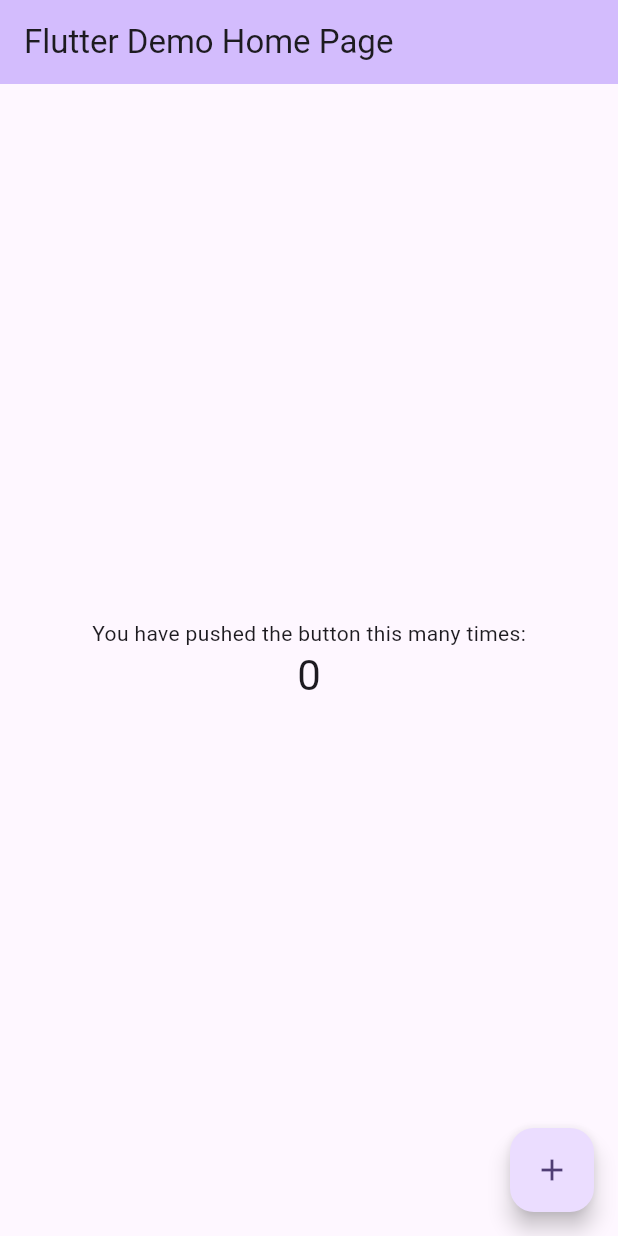
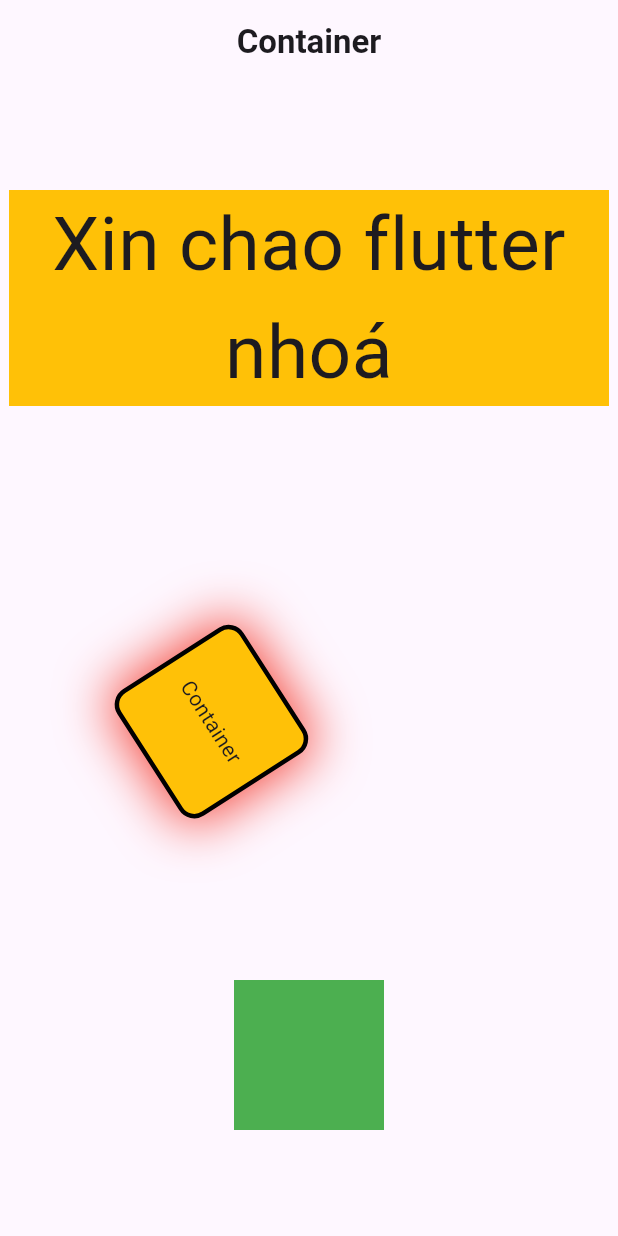
Before and after one commit to khuyendttmi/Flutter_Training, a Flutter app: the screen it shows after launch, on a phone screen of 412 x 824 dp. Run offline on Flutter 3.47's test engine with Material 3 defaults, Android fonts, the phone set to English and light mode, and no system bars.

Commit message:
[Task] StatelessWidget, StatefullWidget, SafeArea và Container

```diff
--- /dev/null
+++ b/lib/khuyendt/flutter/container.dart
@@ -0,0 +1,60 @@
+import 'package:flutter/material.dart';
+
+class MyContainer extends StatelessWidget {
+  const MyContainer({super.key});
+
+  @override
+  Widget build(BuildContext context) {
+    return Scaffold(
+      appBar: AppBar(title: Center(child: Text('Container', style: TextStyle(fontWeight: FontWeight.bold)))),
+      body: SafeArea(child: Center(
+        child: Column(
+          mainAxisAlignment: MainAxisAlignment.spaceAround,
+          children: [
+            Container(
+              color: Colors.amber,
+              constraints: BoxConstraints(
+                maxHeight: 500,
+                maxWidth: 400
+              ),
+              // alignment: Alignment.center,
+              child: Text('Xin chao flutter nhoá', style: TextStyle(fontSize: 50),textDirection: TextDirection.ltr,textAlign: TextAlign.center,),
+
+
+            ),
+            // container được dùng để trang trí hoặc căn chỉnh một widget con
+            Container(
+              height: 100,
+              width: 100,
+              decoration: BoxDecoration(
+                color: Colors.amber,
+                border: Border.all(width: 3, color: Colors.black),
+                shape: BoxShape.rectangle, // circle : borderRadius : null
+                borderRadius: BorderRadius.circular(12),
+                boxShadow: [
+                  BoxShadow(
+                    color: Colors.red,
+                    spreadRadius: 3,
+                    blurRadius: 30,
+                    // offset: Offset(0, 4)
+                  )
+                ]
+              ),
+              alignment: Alignment(0, 0),// điều chỉnh vị trí theo toạ độ
+              transform: Matrix4.rotationZ(1),
+              child: Text('Container'),
+            ),
+            Container(
+              color: Colors.green,
+              child: SizedBox(
+                width: 100,
+                height: 100,
+              ),
+
+            ),
+          ],
+        ),
+      )),
+    );
+  }
+}
--- a/lib/main.dart
+++ b/lib/main.dart
@@ -1,4 +1,5 @@
 import 'package:flutter/material.dart';
+import 'package:flutter_training/khuyendt/flutter/container.dart';
 
 void main() {
   runApp(const MyApp());
@@ -6,117 +7,15 @@ void main() {
 
 class MyApp extends StatelessWidget {
   const MyApp({super.key});
-
-  // This widget is the root of your application.
   @override
   Widget build(BuildContext context) {
     return MaterialApp(
       title: 'Flutter Demo',
+      debugShowCheckedModeBanner: false,
       theme: ThemeData(
-        // This is the theme of your application.
-        //
-        // TRY THIS: Try running your application with "flutter run". You'll see
-        // the application has a purple toolbar. Then, without quitting the app,
-        // try changing the seedColor in the colorScheme below to Colors.green
-        // and then invoke "hot reload" (save your changes or press the "hot
-        // reload" button in a Flutter-supported IDE, or press "r" if you used
-        // the command line to start the app).
-        //
-        // Notice that the counter didn't reset back to zero; the application
-        // state is not lost during the reload. To reset the state, use hot
-        // restart instead.
-        //
-        // This works for code too, not just values: Most code changes can be
-        // tested with just a hot reload.
         colorScheme: ColorScheme.fromSeed(seedColor: Colors.deepPurple),
       ),
-      home: const MyHomePage(title: 'Flutter Demo Home Page'),
+      home: MyContainer()
     );
   }
 }
-
-class MyHomePage extends StatefulWidget {
-  const MyHomePage({super.key, required this.title});
-
-  // This widget is the home page of your application. It is stateful, meaning
-  // that it has a State object (defined below) that contains fields that affect
-  // how it looks.
-
-  // This class is the configuration for the state. It holds the values (in this
-  // case the title) provided by the parent (in this case the App widget) and
-  // used by the build method of the State. Fields in a Widget subclass are
-  // always marked "final".
-
-  final String title;
-
-  @override
-  State<MyHomePage> createState() => _MyHomePageState();
-}
-
-class _MyHomePageState extends State<MyHomePage> {
-  int _counter = 0;
-
-  void _incrementCounter() {
-    setState(() {
-      // This call to setState tells the Flutter framework that something has
-      // changed in this State, which causes it to rerun the build method below
-      // so that the display can reflect the updated values. If we changed
-      // _counter without calling setState(), then the build method would not be
-      // called again, and so nothing would appear to happen.
-      _counter++;
-    });
-  }
-
-  @override
-  Widget build(BuildContext context) {
-    // This method is rerun every time setState is called, for instance as done
-    // by the _incrementCounter method above.
-    //
-    // The Flutter framework has been optimized to make rerunning build methods
-    // fast, so that you can just rebuild anything that needs updating rather
-    // than having to individually change instances of widgets.
-    return Scaffold(
-      appBar: AppBar(
-        // TRY THIS: Try changing the color here to a specific color (to
-        // Colors.amber, perhaps?) and trigger a hot reload to see the AppBar
-        // change color while the other colors stay the same.
-        backgroundColor: Theme.of(context).colorScheme.inversePrimary,
-        // Here we take the value from the MyHomePage object that was created by
-        // the App.build method, and use it to set our appbar title.
-        title: Text(widget.title),
-      ),
-      body: Center(
-        // Center is a layout widget. It takes a single child and positions it
-        // in the middle of the parent.
-        child: Column(
-          // Column is also a layout widget. It takes a list of children and
-          // arranges them vertically. By default, it sizes itself to fit its
-          // children horizontally, and tries to be as tall as its parent.
-          //
-          // Column has various properties to control how it sizes itself and
-          // how it positions its children. Here we use mainAxisAlignment to
-          // center the children vertically; the main axis here is the vertical
-          // axis because Columns are vertical (the cross axis would be
-          // horizontal).
-          //
-          // TRY THIS: Invoke "debug painting" (choose the "Toggle Debug Paint"
-          // action in the IDE, or press "p" in the console), to see the
-          // wireframe for each widget.
-          mainAxisAlignment: MainAxisAlignment.center,
-          children: <Widget>[
-            const Text('You have pushed the button this many times:'),
-            Text(
-              '$_counter',
-              style: Theme.of(context).textTheme.headlineMedium,
-            ),
-          ],
-        ),
-      ),
-      floatingActionButton: FloatingActionButton(
-        onPressed: _incrementCounter,
-        tooltip: 'Increment',
-        child: const Icon(Icons.add),
-      ), // This trailing comma makes auto-formatting nicer for build methods.
-    );
-  }
-}
```
Also changed, not shown: lib/khuyendt/flutter/safe_area.dart (added, +22 -0 lines), lib/khuyendt/flutter/statefull_widget.dart (added, +47 -0 lines), lib/khuyendt/flutter/stateless_widget.dart (added, +17 -0 lines).
